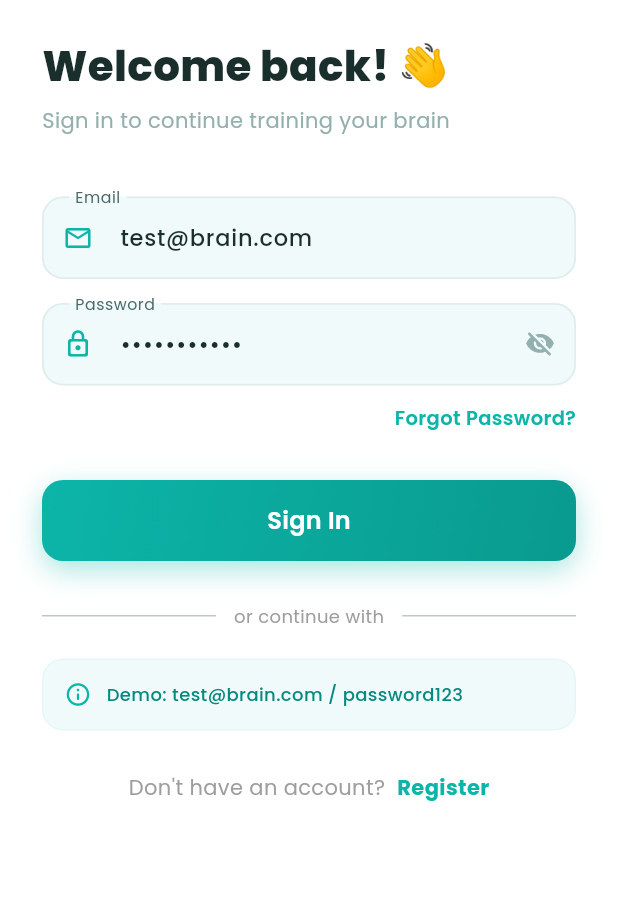
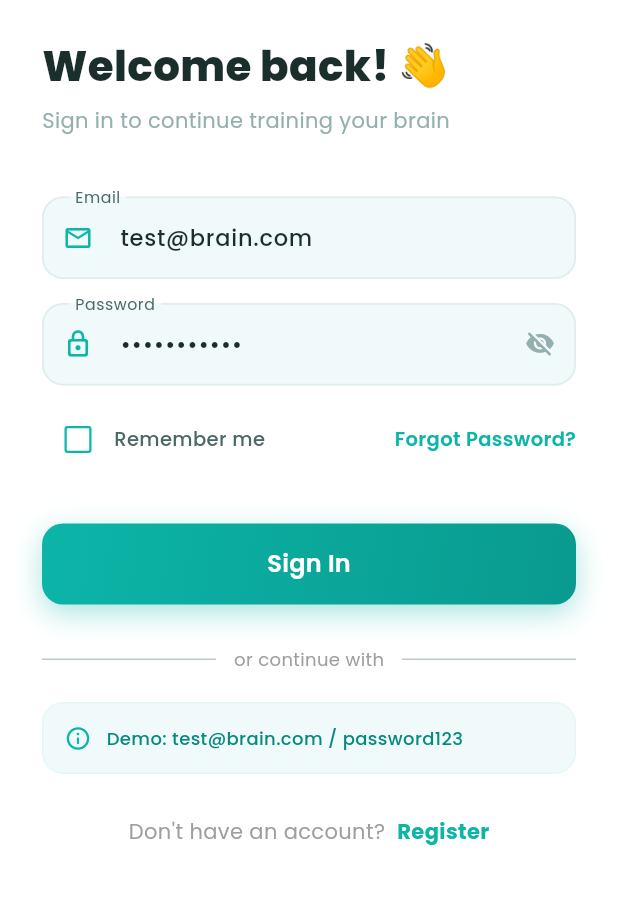
Before and after one commit to Tjayawickrama/brain-boost-game-, a Flutter app: the screen it shows after launch, on a phone screen of 412 x 824 dp, the part 162-1066 px from its top. Run offline on Flutter 3.47's test engine with Material 3 defaults, Android fonts, the phone set to English and light mode, and no system bars; our stand-ins replace confetti, firebase_auth, firebase_core, fl_chart, flutter_animate, google_fonts and 1 more; accounts and stored records are empty.

Commit message:
feat: implement 'Remember Me' functionality and login UI updates

```diff
--- a/lib/core/constants.dart
+++ b/lib/core/constants.dart
@@ -19,6 +19,9 @@ class AppConstants {
   static const String keyGamesPlayed = 'games_played';
   static const String keyLastChallenge = 'last_challenge_date';
   static const String keyDarkMode = 'dark_mode';
+  static const String keyRememberEmail = 'remember_email';
+  static const String keyRememberPassword = 'remember_password';
+  static const String keyRememberEnabled = 'remember_enabled';
 
   // Game config
   static const int memoryGameTime = 60; // seconds
--- a/lib/screens/auth/login_screen.dart
+++ b/lib/screens/auth/login_screen.dart
@@ -4,6 +4,7 @@ import '../../providers/auth_provider.dart';
 import '../../widgets/app_button.dart';
 import '../../widgets/app_text_field.dart';
 import '../../theme/app_colors.dart';
+import '../../services/storage_service.dart';
 import 'register_screen.dart';
 import 'forgot_password_screen.dart';
 
@@ -23,6 +24,7 @@ class _LoginScreenState extends State<LoginScreen>
   late AnimationController _fadeCtrl;
   late Animation<double> _fadeAnim;
   late Animation<Offset> _slideAnim;
+  bool _rememberMe = false;
 
   @override
   void initState() {
@@ -37,6 +39,20 @@ class _LoginScreenState extends State<LoginScreen>
       end: Offset.zero,
     ).animate(CurvedAnimation(parent: _fadeCtrl, curve: Curves.easeOutCubic));
     _fadeCtrl.forward();
+    _loadSavedCredentials();
+  }
+
+  /// Load saved credentials if remember me was enabled
+  Future<void> _loadSavedCredentials() async {
+    final storage = StorageService();
+    await storage.init();
+    if (storage.isRememberEnabled) {
+      setState(() {
+        _rememberMe = true;
+        _emailCtrl.text = storage.rememberEmail;
+        _passCtrl.text = storage.rememberPassword;
+      });
+    }
   }
 
   @override
@@ -49,6 +65,14 @@ class _LoginScreenState extends State<LoginScreen>
 
   Future<void> _login() async {
     if (!_formKey.currentState!.validate()) return;
+
+    // Save credentials if remember me is checked
+    if (_rememberMe) {
+      final storage = StorageService();
+      await storage.init();
+      await storage.setRememberMe(true, _emailCtrl.text.trim(), _passCtrl.text);
+    }
+
     final auth = context.read<AuthProvider>();
     final ok = await auth.login(_emailCtrl.text.trim(), _passCtrl.text);
     if (ok && mounted) {
@@ -108,11 +132,23 @@ class _LoginScreenState extends State<LoginScreen>
                       },
                     ),
                     const SizedBox(height: 12),
-
-                    // ── Forgot password ───────────────────────────────────
-                    Align(
-                      alignment: Alignment.centerRight,
-                      child: GestureDetector(
+                    Row(children: [
+                      Checkbox(
+                        value: _rememberMe,
+                        onChanged: (value) => setState(() => _rememberMe = value ?? false),
+                        activeColor: AppColors.primary,
+                        side: const BorderSide(color: AppColors.primary, width: 1.5),
+                      ),
+                      const Text(
+                        'Remember me',
+                        style: TextStyle(
+                          fontSize: 13,
+                          color: AppColors.textMedium,
+                          fontWeight: FontWeight.w500,
+                        ),
+                      ),
+                      const Spacer(),
+                      GestureDetector(
                         onTap: () => Navigator.push(
                           context,
                           MaterialPageRoute(
@@ -127,7 +163,7 @@ class _LoginScreenState extends State<LoginScreen>
                           ),
                         ),
                       ),
-                    ),
+                    ]),
                     const SizedBox(height: 8),
 
                     // ── Error message ─────────────────────────────────────
--- a/lib/screens/games/memory_game_screen.dart
+++ b/lib/screens/games/memory_game_screen.dart
@@ -21,8 +21,6 @@ class _CardData {
   _CardData({
     required this.id,
     required this.emoji,
-    this.isFaceUp = false,
-    this.isMatched = false,
   });
 }
 
--- a/lib/services/storage_service.dart
+++ b/lib/services/storage_service.dart
@@ -47,6 +47,22 @@ class StorageService {
   bool get isDarkMode => _p.getBool(AppConstants.keyDarkMode) ?? false;
   Future<void> setDarkMode(bool v) => _p.setBool(AppConstants.keyDarkMode, v);
 
+  // ── Remember me ───────────────────────────────────────────────────────────
+  bool get isRememberEnabled => _p.getBool(AppConstants.keyRememberEnabled) ?? false;
+  String get rememberEmail => _p.getString(AppConstants.keyRememberEmail) ?? '';
+  String get rememberPassword => _p.getString(AppConstants.keyRememberPassword) ?? '';
+
+  Future<void> setRememberMe(bool enabled, String email, String password) async {
+    await _p.setBool(AppConstants.keyRememberEnabled, enabled);
+    if (enabled) {
+      await _p.setString(AppConstants.keyRememberEmail, email);
+      await _p.setString(AppConstants.keyRememberPassword, password);
+    } else {
+      await _p.remove(AppConstants.keyRememberEmail);
+      await _p.remove(AppConstants.keyRememberPassword);
+    }
+  }
+
   // ── Wipe all data (logout) ────────────────────────────────────────────────
   Future<void> clear() => _p.clear();
 }
```
